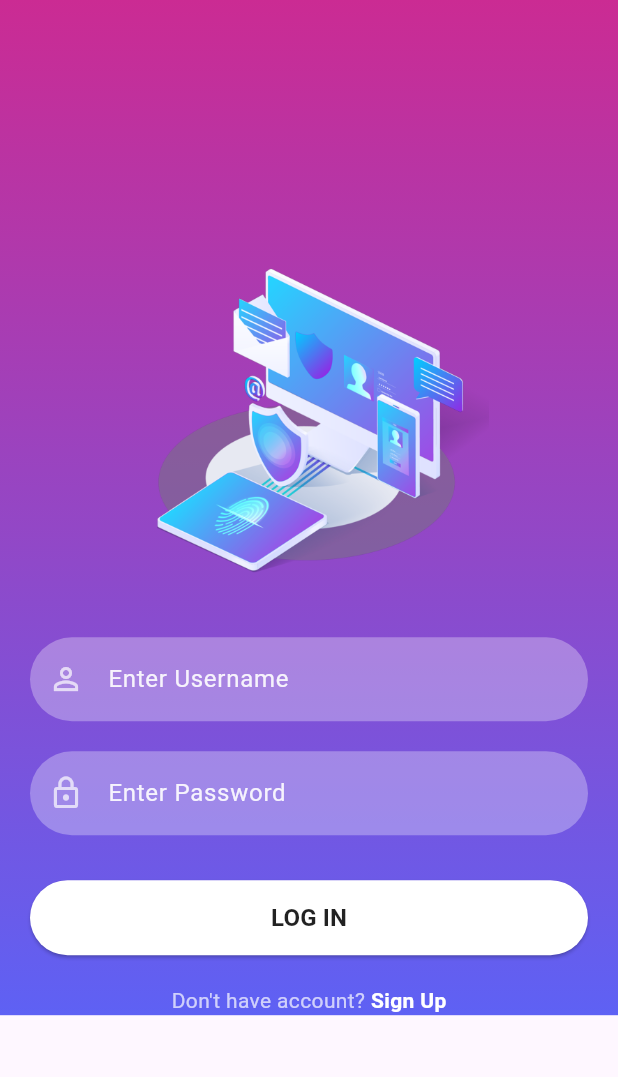
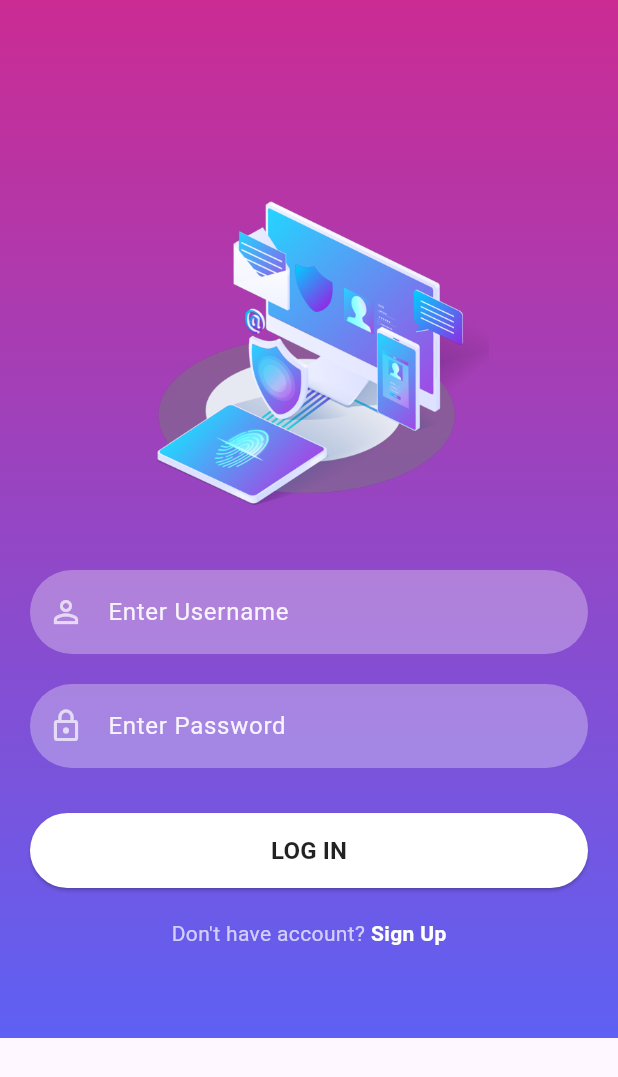
Before and after one commit to ChernobylWaste/Flutter_firebase, a Flutter app: the screen it shows after launch, on a phone screen of 412 x 824 dp. Shown: the top 1077 px of the screen. Run offline on Flutter 3.47's test engine with Material 2 defaults, Android fonts, the phone set to English and light mode, and no system bars.

```diff
--- a/lib/page/signin.dart
+++ b/lib/page/signin.dart
@@ -26,8 +26,7 @@ class _SignInState extends State<SignIn> {
           ], begin: Alignment.topCenter, end: Alignment.bottomCenter)),
           child: SingleChildScrollView(
             child: Padding(
-              padding: EdgeInsets.fromLTRB(
-                  20, MediaQuery.of(context).size.height * 0.2, 20, 0),
+              padding: EdgeInsets.fromLTRB(20, 120, 20, 0),
               child: Column(
                 children: [
                   logoWidget("assets/icon.png"),
@@ -46,6 +45,9 @@ class _SignInState extends State<SignIn> {
                   ),
                   SignInSignUpButton(context, true, () {}),
                   SignUpOption(context),
+                  SizedBox(
+                    height: 60,
+                  ),
                 ],
               ),
             ),
@@ -54,15 +56,17 @@ class _SignInState extends State<SignIn> {
   }
 }
 
-  Row SignUpOption(BuildContext context) {
+Row SignUpOption(BuildContext context) {
   return Row(
     mainAxisAlignment: MainAxisAlignment.center,
     children: [
       const Text("Don't have account?",
-          style: TextStyle(color: Colors.white70)),
+          style: TextStyle(
+              color: Colors.white70, decoration: TextDecoration.none)),
       GestureDetector(
         onTap: () {
-          Navigator.push(context, MaterialPageRoute(builder:(context) => SignUp()));
+          Navigator.push(
+              context, MaterialPageRoute(builder: (context) => SignUp()));
         },
         child: const Text(
           " Sign Up",
```
